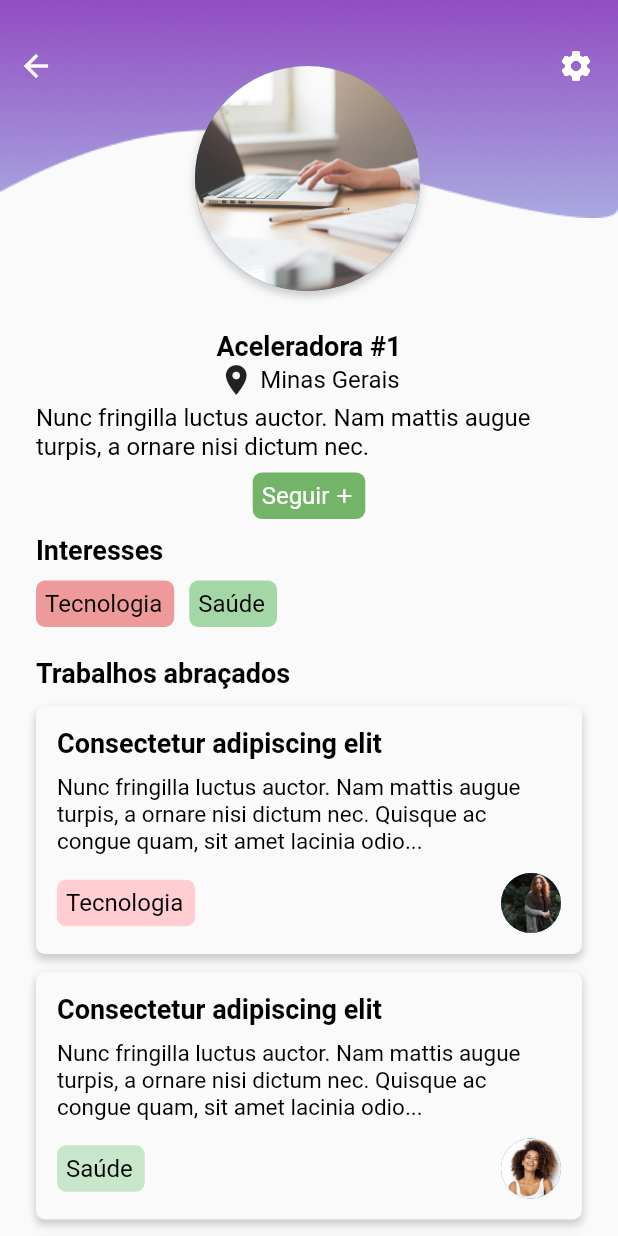
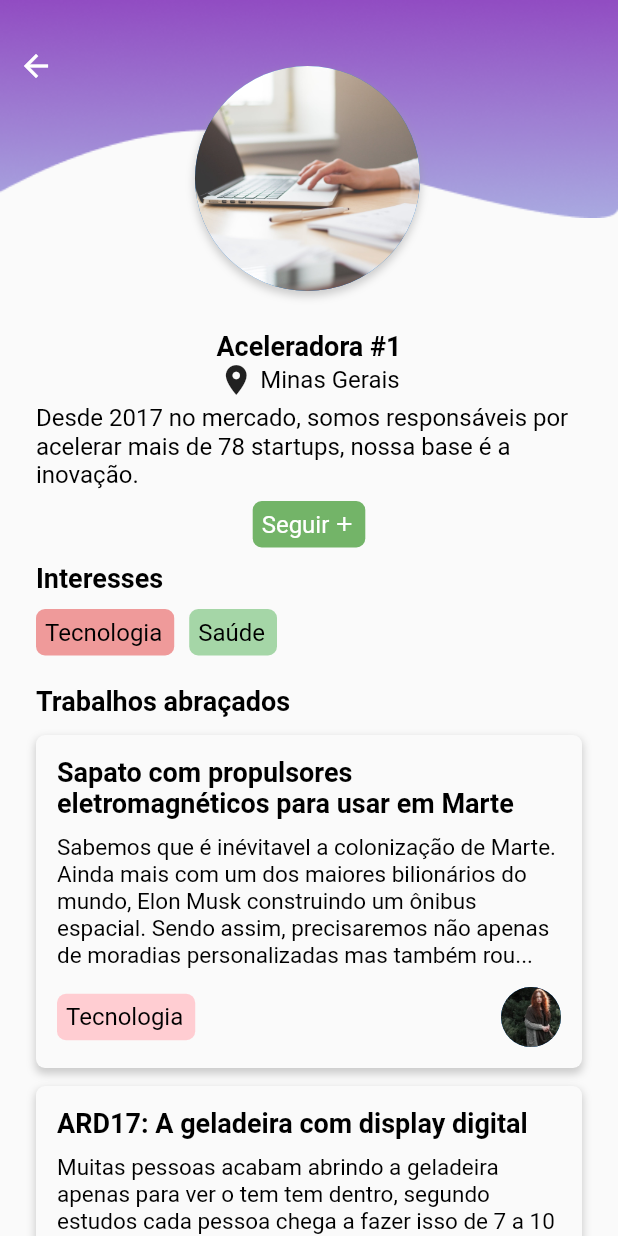
Before and after one commit to isadoraoliv/megahack_women, a Flutter app: the ProfileCompany screen opened directly, on a phone screen of 412 x 824 dp. Run offline on Flutter 3.47's test engine with Material 2 defaults, Android fonts, the light colour scheme and no system bars; our stand-ins replace bubble, google_fonts.

Commit message:
change texts

```diff
--- a/lib/features/feed.dart/feed.dart
+++ b/lib/features/feed.dart/feed.dart
@@ -9,6 +9,7 @@ class Feed extends StatelessWidget {
       body: Container(
         padding: EdgeInsets.all(24),
         child: SingleChildScrollView(
+          physics: BouncingScrollPhysics(),
           child: Column(
             children: [
               SizedBox(height: 20),
@@ -26,45 +27,48 @@ class Feed extends StatelessWidget {
               ),
               SizedBox(height: 12),
               CardProject(
-                title: "Consectetur adipiscing elit",
+                title:
+                    "Sapato com propulsores eletromagnéticos para usar em Marte",
                 subtitle:
-                    "Nunc fringilla luctus auctor. Nam mattis augue turpis, a ornare nisi dictum nec. Quisque ac congue quam, sit amet lacinia odio...",
+                    "Sabemos que é inévitavel a colonização de Marte. Ainda mais com um dos maiores bilionários do mundo, Elon Musk construindo um ônibus espacial. Sendo assim, precisaremos não apenas de moradias personalizadas mas também rou...",
                 textTag: "Tecnologia",
                 image: "assets/images/woman2.png",
                 colorTag: Colors.red[100],
               ),
               SizedBox(height: 12),
               CardProject(
-                title: "Consectetur adipiscing elit",
+                title:
+                    "Relógio que medem todos os nutrientes, plaquetas, glóbulos.. presentes no corpo",
                 subtitle:
-                    "Nunc fringilla luctus auctor. Nam mattis augue turpis, a ornare nisi dictum nec. Quisque ac congue quam, sit amet lacinia odio...",
+                    "O relogio é feito de adamantium que utiliza um laser capaz de scanear a área em que esta sendo usado e mostrar os resultados das vitaminas, plaquetas, globulos brancos e vermelhos presen...",
                 textTag: "Saúde",
                 image: "assets/images/woman1.png",
                 colorTag: Colors.green[100],
               ),
               SizedBox(height: 12),
               CardProject(
-                title: "Consectetur adipiscing elit",
+                title: "Máquina de pagamento para moeda digital",
                 subtitle:
-                    "Nunc fringilla luctus auctor. Nam mattis augue turpis, a ornare nisi dictum nec. Quisque ac congue quam, sit amet lacinia odio...",
+                    "Estamos na era da moeda digital, atualmente movimentamos mais de 10 milhões em moedas digitais a cada um hora na internet. Porém sabe-se que saindo do mundo virtual há uma escassez de lugares físicos que aceitem esse tipo de pag...",
                 textTag: "Finança",
                 image: "assets/images/woman3.png",
                 colorTag: Colors.yellow[100],
               ),
               SizedBox(height: 12),
               CardProject(
-                title: "Consectetur adipiscing elit",
+                title:
+                    "Hospedeiros do bem: restauração de células da estrutura genética",
                 subtitle:
-                    "Nunc fringilla luctus auctor. Nam mattis augue turpis, a ornare nisi dictum nec. Quisque ac congue quam, sit amet lacinia odio...",
+                    "Segundo a revistar Científica AND mais de 36% das doenças são causadas devido a má divisão das células. Muitas vezes uma célula sadia se divide em uma célula não sadia causando a doença. Com base nisso foi desenvolvido o hospedeiro do bem, quando injetado no sangue ele automaticamente rastreia as células não sadia agarrando-se a elas e fazendo uma restauração para que ela seja uma célula sadia... ",
                 textTag: "Saúde",
                 image: "assets/images/woman1.png",
                 colorTag: Colors.green[100],
               ),
               SizedBox(height: 12),
               CardProject(
-                title: "Consectetur adipiscing elit",
+                title: "Robô quântico motivacional",
                 subtitle:
-                    "Nunc fringilla luctus auctor. Nam mattis augue turpis, a ornare nisi dictum nec. Quisque ac congue quam, sit amet lacinia odio...",
+                    "Devido a pandemia grande parte da população acaba perdendo a motivação devido ao isolamento social, isso pode trazer consequêcias devastadoras. A fim de motivar as pessoas, o robô quântico motivacional é capaz de detectar sentimentos por meio de expressões faciais, dado isso ele é capaz de dar o conselho que a pessoa precisa. Ele também conversa com a pessoa, coletando caractéristicas específicas sobre ela...",
                 textTag: "Negócios",
                 image: "assets/images/woman1.png",
                 colorTag: Colors.blue[100],
--- a/lib/features/profile/profile.dart
+++ b/lib/features/profile/profile.dart
@@ -186,9 +186,10 @@ class _ProfileState extends State<Profile> {
                     ),
                     SizedBox(height: 10),
                     CardProfile(
-                      title: "Consectetur adipiscing elit",
+                      title:
+                          "Celular do Futuro: Lentes ópticas OMD19 e dispositivo sensorial",
                       subtitle:
-                          "Nunc fringilla luctus auctor. Nam mattis augue turpis, a ornare nisi dictum nec. Quisque ac congue quam, sit amet lacinia odio...",
+                          "Com a evolução tecnologica crescente, os celulares já não são considerados equipamentos inovadores. Já faz algum tempo que seus upgrades se limitam a melhorias no hardware e no software, visando a inovação com as lentes OMD19 é possível você ver diantes dos seus olhos todos os aplicativos que precisa e para poder acessá-los bastar instalar o dispositivo sensorial ao lado do olho esquerdo. Esse dispositivo capta ondas do cerebrais ou seja se vocé pensar em abrir o aplicativo que está a sua frente, o mesmo vai ser captado pelo sensor e a ação será realizada em sincronia com a lente...",
                       textTag: "Tecnologia",
                       like: "12",
                       data: "05/09/2020",
@@ -200,27 +201,18 @@ class _ProfileState extends State<Profile> {
                                 builder: (context) => PublishDetails()));
                       },
                     ),
-                    SizedBox(height: 10),
+                    SizedBox(height: 12),
                     CardProfile(
-                      title: "Consectetur adipiscing elit",
+                      title: "ARD17: A geladeira com display digital",
                       subtitle:
-                          "Nunc fringilla luctus auctor. Nam mattis augue turpis, a ornare nisi dictum nec. Quisque ac congue quam, sit amet lacinia odio...",
+                          "Muitas pessoas acabam abrindo a geladeira apenas para ver o tem tem dentro, segundo estudos cada pessoa chega a fazer isso de 7 a 10 vezes por dia, aumentando muito o consumo de energia. A fim de sanar isso o ARN17 possui um display que informa quais alimentos tem na geladeira. Além disso é possível ver pelo display o supermercado mais próximo que tem o alimento que está em falta na sua geladeira e fazer o ped...",
                       textTag: "Tecnologia",
                       like: "12",
                       data: "05/09/2020",
                       colorTag: Colors.red[100],
+                      onTap: () {},
                     ),
                     SizedBox(height: 10),
-                    CardProfile(
-                      title: "Consectetur adipiscing elit",
-                      subtitle:
-                          "Nunc fringilla luctus auctor. Nam mattis augue turpis, a ornare nisi dictum nec. Quisque ac congue quam, sit amet lacinia odio...",
-                      textTag: "Tecnologia",
-                      like: "12",
-                      data: "05/09/2020",
-                      colorTag: Colors.red[100],
-                    ),
-                    SizedBox(height: 12),
                     Align(
                       alignment: Alignment.topLeft,
                       child: Text(
--- a/lib/features/profile_company/profile_company.dart
+++ b/lib/features/profile_company/profile_company.dart
@@ -33,38 +33,6 @@ class _ProfileCompanyState extends State<ProfileCompany> {
                           onPressed: () {
                             Navigator.pop(context);
                           }),
-                    ),
-                    Positioned(
-                      top: 20,
-                      left: 360,
-                      child: IconButton(
-                        icon: Icon(
-                          Icons.settings,
-                          color: Colors.white,
-                        ),
-                        onPressed: () {
-                          Navigator.push(
-                              context,
-                              MaterialPageRoute(
-                                  builder: (context) => LoginPage()));
-                        },
-                      ),
-                    ),
-                    Positioned(
-                      top: 20,
-                      left: 360,
-                      child: IconButton(
-                        icon: Icon(
-                          Icons.settings,
-                          color: Colors.white,
-                        ),
-                        onPressed: () {
-                          Navigator.push(
-                              context,
-                              MaterialPageRoute(
-                                  builder: (context) => LoginPage()));
-                        },
-                      ),
                     ),
                     Positioned(
                       top: 20,
@@ -123,7 +91,7 @@ class _ProfileCompanyState extends State<ProfileCompany> {
               Padding(
                 padding: const EdgeInsets.symmetric(horizontal: 24.0),
                 child: Text(
-                  "Nunc fringilla luctus auctor. Nam mattis augue turpis, a ornare nisi dictum nec.",
+                  "Desde 2017 no mercado, somos responsáveis por acelerar mais de 78 startups, nossa base é a inovação.",
                   style: GoogleFonts.roboto(
                     textStyle: TextStyle(
                       color: Colors.black,
@@ -195,39 +163,32 @@ class _ProfileCompanyState extends State<ProfileCompany> {
                     ),
                     SizedBox(height: 12),
                     CardProject(
-                      title: "Consectetur adipiscing elit",
+                      title:
+                          "Sapato com propulsores eletromagnéticos para usar em Marte",
                       subtitle:
-                          "Nunc fringilla luctus auctor. Nam mattis augue turpis, a ornare nisi dictum nec. Quisque ac congue quam, sit amet lacinia odio...",
+                          "Sabemos que é inévitavel a colonização de Marte. Ainda mais com um dos maiores bilionários do mundo, Elon Musk construindo um ônibus espacial. Sendo assim, precisaremos não apenas de moradias personalizadas mas também rou...",
                       textTag: "Tecnologia",
                       image: "assets/images/woman2.png",
                       colorTag: Colors.red[100],
                     ),
                     SizedBox(height: 12),
                     CardProject(
-                      title: "Consectetur adipiscing elit",
+                      title: "ARD17: A geladeira com display digital",
                       subtitle:
-                          "Nunc fringilla luctus auctor. Nam mattis augue turpis, a ornare nisi dictum nec. Quisque ac congue quam, sit amet lacinia odio...",
-                      textTag: "Saúde",
+                          "Muitas pessoas acabam abrindo a geladeira apenas para ver o tem tem dentro, segundo estudos cada pessoa chega a fazer isso de 7 a 10 vezes por dia, aumentando muito o consumo de energia. A fim de sanar isso o ARN17 possui um display que informa quais alimentos tem na geladeira. Além disso é possível ver pelo display o supermercado mais próximo que tem o alimento que está em falta na sua geladeira e fazer o ped...",
+                      textTag: "Tecnologia",
                       image: "assets/images/woman1.png",
-                      colorTag: Colors.green[100],
+                      colorTag: Colors.red[100],
                     ),
                     SizedBox(height: 12),
                     CardProject(
-                      title: "Consectetur adipiscing elit",
+                      title:
+                          "Relógio que medem todos os nutrientes, plaquetas, glóbulos.. presentes no corpo",
                       subtitle:
-                          "Nunc fringilla luctus auctor. Nam mattis augue turpis, a ornare nisi dictum nec. Quisque ac congue quam, sit amet lacinia odio...",
-                      textTag: "Finança",
-                      image: "assets/images/woman3.png",
-                      colorTag: Colors.yellow[100],
-                    ),
-                    SizedBox(height: 12),
-                    CardProject(
-                      title: "Consectetur adipiscing elit",
-                      subtitle:
-                          "Nunc fringilla luctus auctor. Nam mattis augue turpis, a ornare nisi dictum nec. Quisque ac congue quam, sit amet lacinia odio...",
-                      textTag: "Negócios",
-                      image: "assets/images/woman1.png",
-                      colorTag: Colors.blue[100],
+                          "O relogio é feito de adamantium que utiliza um laser capaz de scanear a área em que esta sendo usado e mostrar os resultados das vitaminas, plaquetas, globulos brancos e vermelhos presen..",
+                      textTag: "Saúde",
+                      image: "assets/images/woman2.png",
+                      colorTag: Colors.green[100],
                     ),
                     SizedBox(height: 12),
                     Row(
--- a/lib/features/publish_details/publish_details.dart
+++ b/lib/features/publish_details/publish_details.dart
@@ -22,7 +22,7 @@ class PublishDetails extends StatelessWidget {
             crossAxisAlignment: CrossAxisAlignment.start,
             children: [
               Text(
-                "Consectetur adipiscing elit",
+                "Celular do Futuro: Lentes ópticas OMD19 e dispositivo sensorial",
                 style: GoogleFonts.roboto(
                   textStyle: TextStyle(
                     color: Colors.black,
@@ -33,7 +33,7 @@ class PublishDetails extends StatelessWidget {
               ),
               SizedBox(height: 20),
               Text(
-                "Duis nibh justo, varius quis tincidunt eu, consectetur et risus. Pellentesque ac condimentum nisl. Nunc pharetra libero nulla, quis interdum quam dictum quis. Sed efficitur lacinia turpis, porttitor porttitor tellus imperdiet eu. In placerat ante ac pellentesque tristique. Ut ac fringilla ligula. Phasellus eu mauris ex. Etiam interdum iaculis feugiat. Morbi mattis, lacus sed molestie condimentum, tortor massa pharetra ex, dictum bibendum arcu ante sed lectus. Pellentesque magna dui, rutrum eu diam vitae, consectetur euismod risus. Ut eu quam mauris.",
+                "Com a evolução tecnologica crescente, os celulares já não são considerados equipamentos inovadores. Já faz algum tempo que seus upgrades se limitam a melhorias no hardware e no software, visando a inovação com as lentes OMD19 é possível você ver diantes dos seus olhos todos os aplicativos que precisa e para poder acessá-los bastar instalar o dispositivo sensorial ao lado do olho esquerdo. Esse dispositivo capta ondas do cerebrais ou seja se vocé pensar em abrir o aplicativo que está a sua frente, o mesmo vai ser captado pelo sensor e a ação será realizada em sincronia com a lente.",
                 style: GoogleFonts.roboto(
                   textStyle: TextStyle(
                     color: Colors.black,
@@ -43,17 +43,7 @@ class PublishDetails extends StatelessWidget {
               ),
               SizedBox(height: 10),
               Text(
-                "In hac habitasse platea dictumst. Etiam eu porta tellus. In cursus tortor ante, quis maximus metus ultrices sed. Vivamus suscipit lorem id varius pulvinar. Phasellus eu nulla at dui congue tincidunt ut sed mi. Vestibulum placerat tortor nec semper dapibus. Fusce id auctor eros, et pharetra sapien. Proin id urna eget magna accumsan viverra at sit amet diam. Donec urna augue, tincidunt eget mi ac, accumsan finibus tortor. In at auctor ligula. Etiam turpis est, semper in purus ac, condimentum lacinia velit.",
-                style: GoogleFonts.roboto(
-                  textStyle: TextStyle(
-                    color: Colors.black,
-                    fontSize: 16.0,
-                  ),
-                ),
-              ),
-              SizedBox(height: 10),
-              Text(
-                "Link associados",
+                "Links associados",
                 style: GoogleFonts.roboto(
                   textStyle: TextStyle(
                     color: Colors.black,
--- a/lib/main.dart
+++ b/lib/main.dart
@@ -17,7 +17,7 @@ class MyApp extends StatelessWidget {
         primarySwatch: Colors.blue,
         visualDensity: VisualDensity.adaptivePlatformDensity,
       ),
-      home: Home(),
+      home: LoginPage(),
     );
   }
 }
```
Also changed, not shown: lib/features/login/login.dart (+41 -14 lines), assets/images/logo_ada.png (added), 2 other files.
